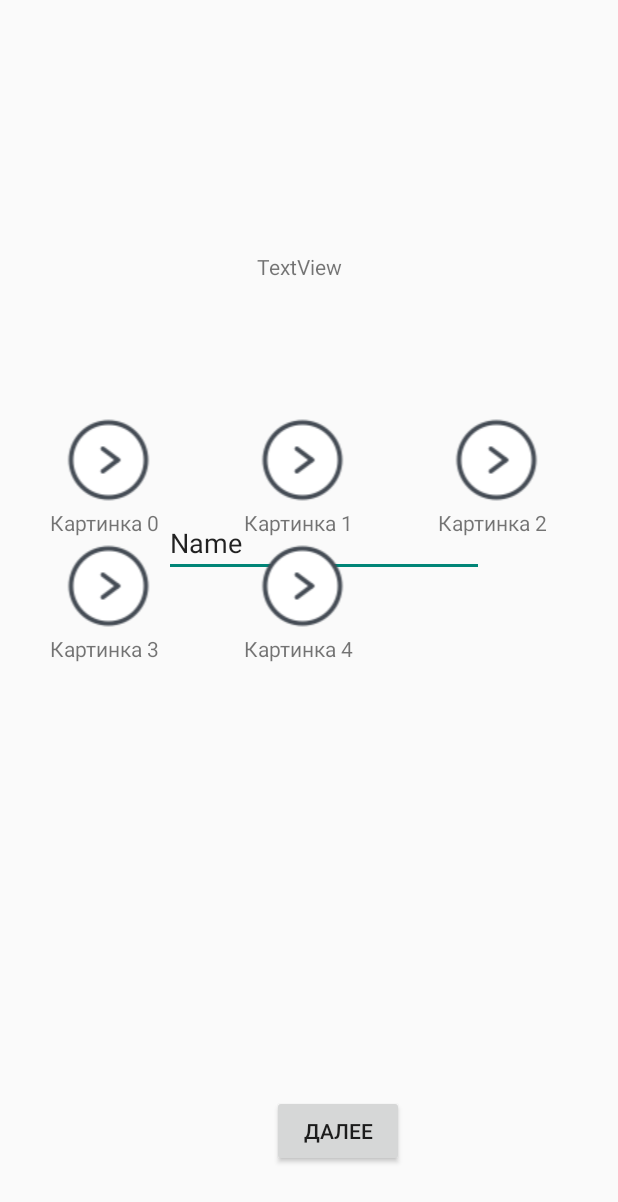
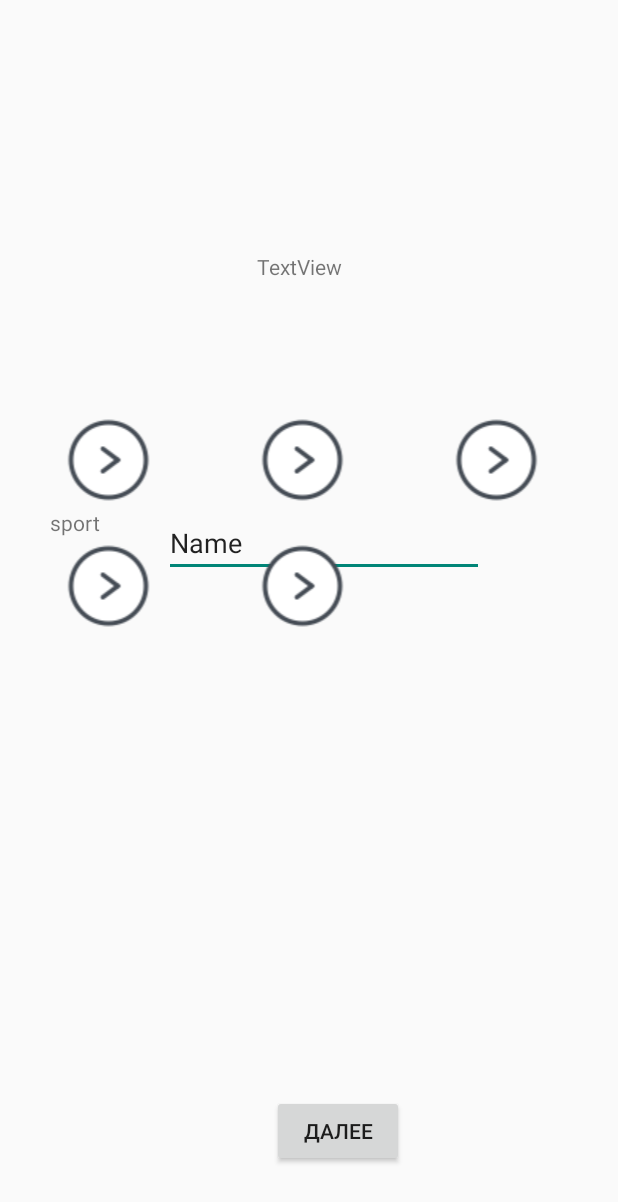
Before and after one commit to Deomap/Flintro, an Android app: the FLActivity screen opened directly, with no data from a screen before it, on a phone screen of 412 x 824 dp. Shown: the top 1202 px of the screen. Run offline under Robolectric (Android 15) with nearby library versions, the phone set to English and light mode, and no system bars; our stand-ins replace Firebase (no records; nobody signed in at launch, a user with empty details on screens opened directly).

Commit message:
questions part improvements
Signed-off-by: Deomap <deomapps@gmail.com>

```diff
--- a/app/src/main/java/com/deomap/flintro/adapter/ImageTextAdapter.java
+++ b/app/src/main/java/com/deomap/flintro/adapter/ImageTextAdapter.java
@@ -13,6 +13,7 @@ import com.deomap.flintro.R;
 
 public class ImageTextAdapter extends BaseAdapter {
         private Context mContext;
+        TopicsPositionMatch tpm = new TopicsPositionMatch();
 
         public ImageTextAdapter(Context c) {
             mContext = c;
@@ -65,7 +66,7 @@ public class ImageTextAdapter extends BaseAdapter {
             ImageView imageView = (ImageView) grid.findViewById(R.id.imagepart);
             TextView textView = (TextView) grid.findViewById(R.id.textpart);
             imageView.setImageResource(mThumbIds[position]);
-            textView.setText("Картинка " + String.valueOf(position));
+            textView.setText(tpm.topicName(position));
 
             return grid;
         }
--- a/app/src/main/java/com/deomap/flintro/adapter/MainPartContract.java
+++ b/app/src/main/java/com/deomap/flintro/adapter/MainPartContract.java
@@ -16,7 +16,7 @@ public interface MainPartContract {
     }
 
     interface iQuestionsActivity extends View{
-
+        void initiateQuestionsList(String[] questionsList);
     }
 
     interface iLikesActivity extends View{
@@ -47,7 +47,7 @@ public interface MainPartContract {
     }
 
     interface iQuestionsPresenter extends Presenter {
-
+        void getQuestions(int pos);
     }
 
     interface iLikesPresenter extends Presenter{
--- a/app/src/main/java/com/deomap/flintro/adapter/QuestionsPositionMatch.java
+++ /dev/null
@@ -1,5 +0,0 @@
-package com.deomap.flintro.adapter;
-
-public class QuestionsPositionMatch {
-
-}
--- /dev/null
+++ b/app/src/main/java/com/deomap/flintro/adapter/TopicsPositionMatch.java
@@ -0,0 +1,15 @@
+package com.deomap.flintro.adapter;
+
+public class TopicsPositionMatch {
+
+    final String[] topics = new String[]{"sport","","","","",""};
+
+    public TopicsPositionMatch(){
+    }
+
+    public String topicName(int pos){
+        return topics[pos];
+    }
+
+
+}
```
Also changed, not shown: app/src/main/java/com/deomap/flintro/QuestionsActivity/QuestionsActivity.java (+14 -0 lines), app/src/main/java/com/deomap/flintro/QuestionsActivity/QuestionsPresenter.java (+46 -0 lines), app/src/main/java/com/deomap/flintro/adapter/FirestoreDataTranslator.java (added, +24 -0 lines), app/src/main/res/layout/activity_questions.xml (+13 -0 lines).
